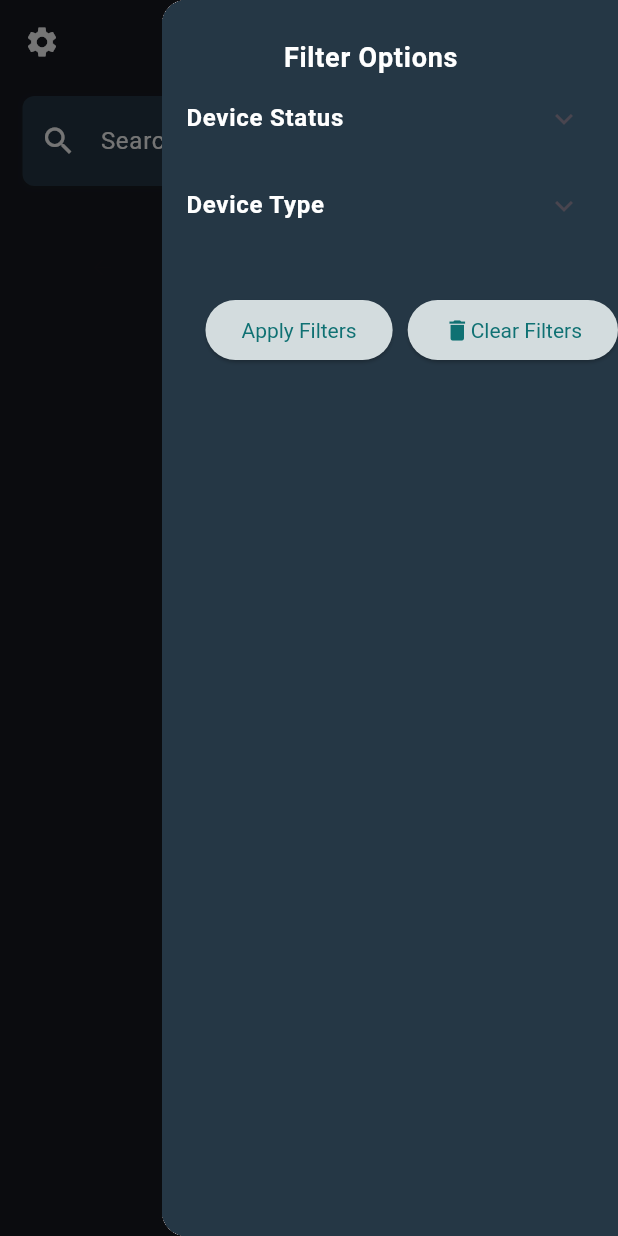
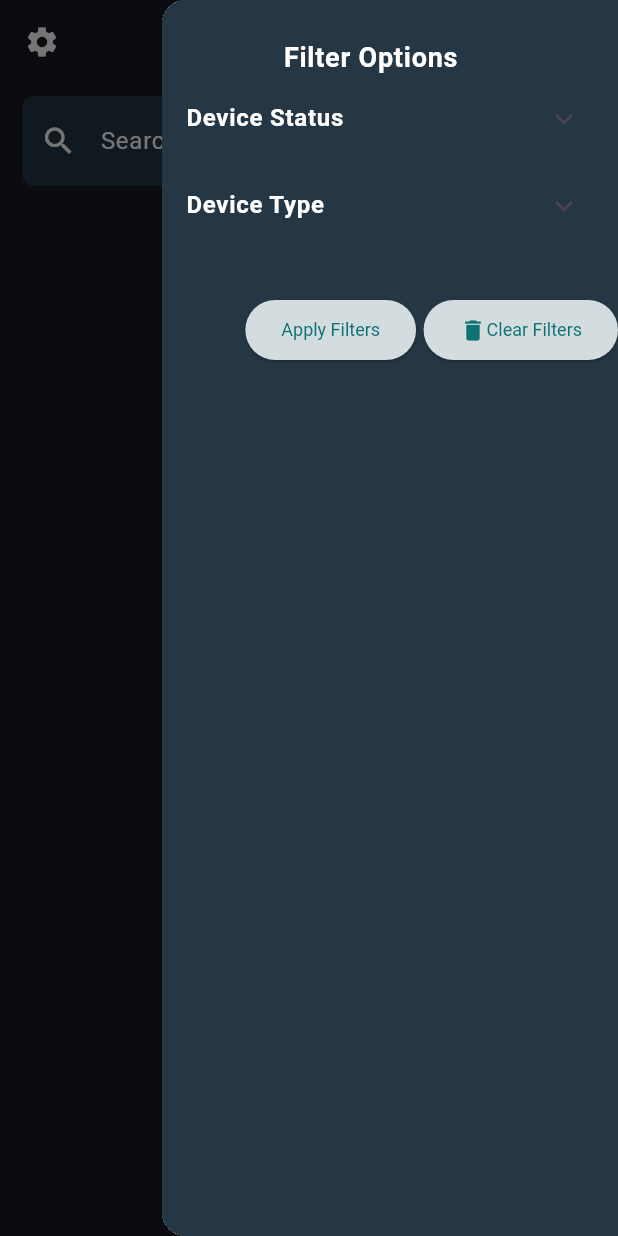
Before and after one commit to NourAlakhras/disaster-management-frontend, a Flutter app: the DevicesListScreen screen opened directly, with the side drawer open, on a phone screen of 412 x 824 dp. Run offline on Flutter 3.47's test engine with Material 3 defaults, Android fonts, the phone set to English and light mode, and no system bars; our stand-ins replace basic_utils, connectivity_plus, curved_labeled_navigation_bar, fl_chart, gap, google_maps_flutter and 3 more; missing offline and left inert: dart:ffi, flutter_joystick, flutter_vlc_player, mqtt_client; accounts and stored records are empty; network calls fail.

Commit message:
fine edits

```diff
--- a/lib/screens/dashboard_screen.dart
+++ b/lib/screens/dashboard_screen.dart
@@ -298,7 +298,7 @@ Widget _buildStatisticsCard({required dynamic title, required int count}) {
           builder: (context, constraints) {
             // Calculate the responsive font size based on the constraints
             double titleFontSize =
-                constraints.maxWidth * 0.095; // Adjust the ratio as needed
+                constraints.maxWidth * 0.080; // Adjust the ratio as needed
             double countFontSize =
                 constraints.maxWidth * 0.12; // Adjust the ratio as needed
 
--- a/lib/screens/devices_list_screen.dart
+++ b/lib/screens/devices_list_screen.dart
@@ -223,7 +223,7 @@ class _DevicesListScreenState extends State<DevicesListScreen> {
                                   flex: 5,
                                   child: Text(device.name,
                                       style: const TextStyle(
-                                          fontSize: 17,
+                                          fontSize: 15,
                                           color:
                                               secondaryTextColor)), // Light text color
                                 ),
@@ -236,7 +236,7 @@ class _DevicesListScreenState extends State<DevicesListScreen> {
                                           .last
                                           .toLowerCase(),
                                       style: const TextStyle(
-                                          fontSize: 17,
+                                          fontSize: 15,
                                           color:
                                               secondaryTextColor)), // Light text color
                                 ),
--- a/lib/screens/login_screen.dart
+++ b/lib/screens/login_screen.dart
@@ -84,7 +84,7 @@ class _LoginScreenState extends State<LoginScreen> {
 
       // Set user credentials globally
       final credentials = UserCredentials();
-
+      print(userId);
       credentials.setUserCredentials(
           userId: userId,
           username: username,
--- a/lib/screens/mission_profile.dart
+++ b/lib/screens/mission_profile.dart
@@ -93,7 +93,7 @@ class _MissionProfileScreenState extends State<MissionProfileScreen> {
                         const Text(
                           'Start Date: ',
                           style: TextStyle(
-                            fontSize: 18,
+                            fontSize: 15,
                             fontWeight: FontWeight.bold,
                             color: primaryTextColor,
                           ),
@@ -113,7 +113,7 @@ class _MissionProfileScreenState extends State<MissionProfileScreen> {
                             const Text(
                               'End Date:',
                               style: TextStyle(
-                                fontSize: 18,
+                                fontSize: 15,
                                 fontWeight: FontWeight.bold,
                                 color: primaryTextColor,
                               ),
--- a/lib/screens/missions_list_screen.dart
+++ b/lib/screens/missions_list_screen.dart
@@ -270,7 +270,7 @@ class _MissionsListScreenState extends State<MissionsListScreen>
                                           flex: 5,
                                           child: Text(mission.name,
                                               style: const TextStyle(
-                                                  fontSize: 17,
+                                                  fontSize: 15,
                                                   color: secondaryTextColor)),
                                         ),
                                         Expanded(
@@ -282,7 +282,7 @@ class _MissionsListScreenState extends State<MissionsListScreen>
                                                   .last
                                                   .toLowerCase(),
                                               style: const TextStyle(
-                                                  fontSize: 17,
+                                                  fontSize: 15,
                                                   color: secondaryTextColor)),
                                         ),
                                         Expanded(
--- a/lib/screens/settings_screen.dart
+++ b/lib/screens/settings_screen.dart
@@ -105,6 +105,7 @@ class _SettingsScreenState extends State<SettingsScreen> {
       final String newUsername = _userNameController.text;
       final String newEmail = _userEmailController.text;
       final String password = UserCredentials().password;
+      final userId = UserCredentials().userId;
       // Determine the fields to update
       final bool isUsernameChanged =
           newUsername.isNotEmpty && newUsername != _currentUsername;
@@ -122,6 +123,7 @@ class _SettingsScreenState extends State<SettingsScreen> {
       }
       if (isUsernameChanged) {
         credentials.setUserCredentials(
+          userId:userId,
             username: newUsername,
             password: credentials.password,
             userType: credentials.userType);
@@ -158,7 +160,9 @@ class _SettingsScreenState extends State<SettingsScreen> {
         newPassword: newPassword,
       );
 
+      final userId = UserCredentials().userId;
       credentials.setUserCredentials(
+userId: userId,
           username: credentials.username,
           password: newPassword,
           userType: credentials.userType);
--- a/lib/screens/users_list_screen.dart
+++ b/lib/screens/users_list_screen.dart
@@ -231,7 +231,7 @@ class _UsersListScreenState extends State<UsersListScreen> {
                                         .last
                                         .toLowerCase(),
                                     style: const TextStyle(
-                                      fontSize: 17,
+                                      fontSize: 15,
                                       color: secondaryTextColor,
                                     ),
                                   ),
@@ -245,7 +245,7 @@ class _UsersListScreenState extends State<UsersListScreen> {
                                         .last
                                         .toLowerCase(),
                                     style: const TextStyle(
-                                      fontSize: 17,
+                                      fontSize: 15,
                                       color: secondaryTextColor,
                                     ),
                                   ),
--- a/lib/services/api_services/user_api_service.dart
+++ b/lib/services/api_services/user_api_service.dart
@@ -110,7 +110,7 @@ class UserApiService {
 
       final response = await HttpUtils.makeRequest(
         context: context,
-        endpoint: '/api/users',
+        endpoint: '/api/users/',
         method: 'PUT',
         body: body,
       );
--- a/lib/utils/constants.dart
+++ b/lib/utils/constants.dart
@@ -6,8 +6,7 @@ class Constants {
   static const String baseIpAddress = '51.79.158.202';
 
   // Web server base URL
-  // static const String webServerBaseUrl = 'http://$baseIpAddress:8080';
-  static const String webServerBaseUrl = 'http://192.168.8.10:5000';
+  static const String webServerBaseUrl = 'http://$baseIpAddress:8080';
 
   // RTMP stream URL
   static const String rtmpStreamUrl = 'rtmp://$baseIpAddress/live';
--- a/lib/widgets/filter_drawer.dart
+++ b/lib/widgets/filter_drawer.dart
@@ -106,9 +106,11 @@ class _FilterDrawerWidgetState extends State<FilterDrawerWidget> {
                     // Close the drawer
                     Navigator.pop(context);
                   },
-                  child: const Text('Apply Filters'),
+                  child: const Text('Apply Filters',style: const TextStyle(
+                                      fontSize: 12,
+                                    ),),
                 ),
-                const SizedBox(width: 10),
+                const SizedBox(width: 5),
                 ElevatedButton(
                   onPressed: () {
                     setState(() {
@@ -126,7 +128,9 @@ class _FilterDrawerWidgetState extends State<FilterDrawerWidget> {
                   child: const Row(
                     children: [
                       Icon(Icons.delete),
-                      Text('Clear Filters'),
+                      Text('Clear Filters',style: const TextStyle(
+                                      fontSize: 12,
+                                    ),),
                     ],
                   ),
                 ),
```
